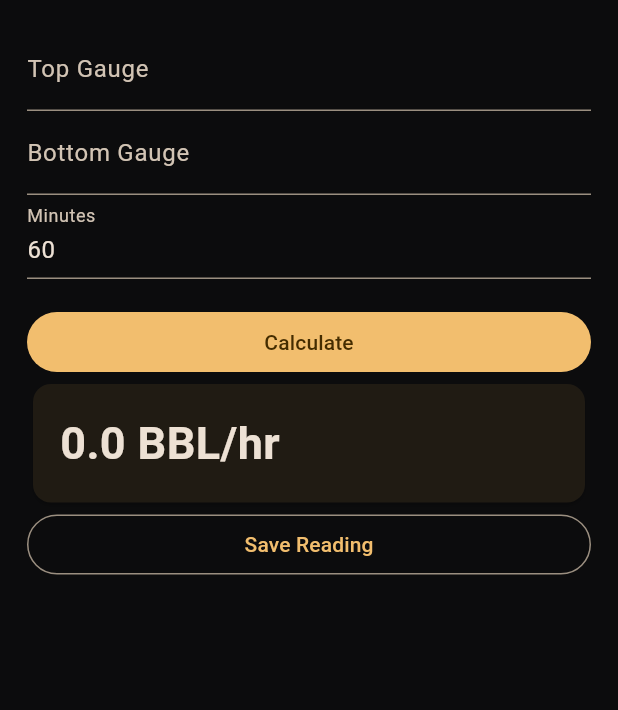
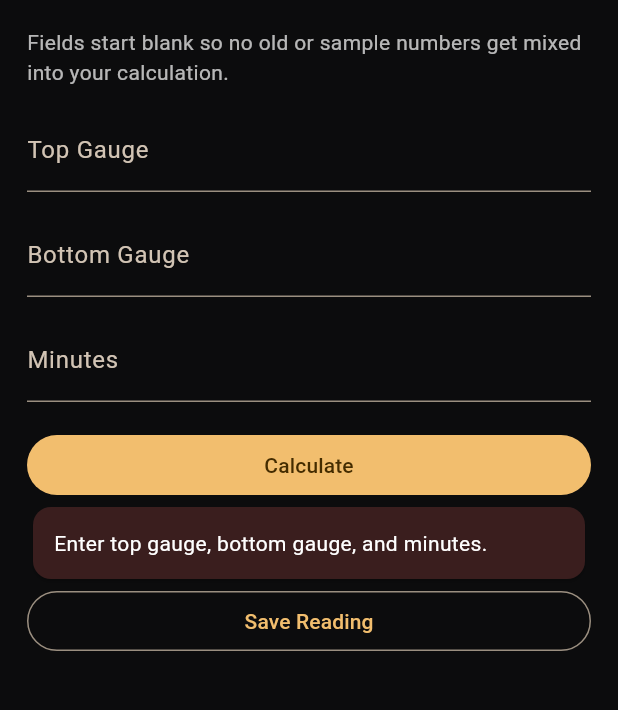
Before and after one commit to bslaverty/WellWerks-App, a Flutter app: the RateCalculatorScreen screen opened directly, after a tap on "Calculate", on a phone screen of 412 x 824 dp, the part 84-794 px from its top. Run offline on Flutter 3.47's test engine with Material 3 defaults, Android fonts, the phone set to English and light mode, and no system bars; our stand-ins replace shared_preferences, signature; accounts and stored records are empty; Roboto replaces fonts that are missing (Arial).

Commit message:
Add files via upload

```diff
--- a/lib/screens/home_screen.dart
+++ b/lib/screens/home_screen.dart
@@ -10,6 +10,7 @@ import 'equipment_screen.dart';
 import 'jsa_screen.dart';
 import 'active_shift_screen.dart';
 import 'pressure_entry_screen.dart';
+import 'shift_report_screen.dart';
 
 class HomeScreen extends StatelessWidget {
   const HomeScreen({super.key});
@@ -51,7 +52,7 @@ class HomeScreen extends StatelessWidget {
           ToolCard(icon: Icons.settings_input_component, title: 'Flange Chart', subtitle: 'Reference chart', onTap: () {}),
           ToolCard(icon: Icons.table_chart, title: 'Tank Charts', subtitle: 'FS3, SandX, Flowback', onTap: () {}),
           const SectionTitle('📋 Reports'),
-          ToolCard(icon: Icons.message, title: 'Shift Report', subtitle: 'Mach, Continental, Custom', onTap: () {}),
+          ToolCard(icon: Icons.message, title: 'Shift Report', subtitle: 'Mach, Continental, Custom', onTap: () => open(context, const ShiftReportScreen())),
           ToolCard(icon: Icons.precision_manufacturing, title: 'Equipment Status', subtitle: 'Bypassed/offline update', onTap: () => open(context, const EquipmentScreen())),
           const SectionTitle('🧰 Tools'),
           ToolCard(icon: Icons.assignment, title: 'JSA', subtitle: 'Dropdowns, employee rows, signatures', onTap: () => open(context, const JsaScreen())),
--- a/lib/screens/rate_calculator_screen.dart
+++ b/lib/screens/rate_calculator_screen.dart
@@ -1,5 +1,6 @@
 import 'package:flutter/material.dart';
 import '../widgets/app_header.dart';
+import '../widgets/ww_number_field.dart';
 
 class RateCalculatorScreen extends StatefulWidget {
   final String tankName;
@@ -12,33 +13,68 @@ class RateCalculatorScreen extends StatefulWidget {
 class _RateCalculatorScreenState extends State<RateCalculatorScreen> {
   final top = TextEditingController();
   final bottom = TextEditingController();
-  final minutes = TextEditingController(text: '60');
+  final minutes = TextEditingController();
   double? result;
+  String? error;
 
   double factorFor(String tank) {
-    // TODO: replace FS3/SandX/Flowback with imported chart interpolation from current app.
+    // Temporary until the real FS3/SandX/Flowback chart data is migrated.
     if (tank == 'SandX') return .50;
     if (tank == 'Flowback') return 1.67;
     return 1.23;
   }
 
   double parseGauge(String value) {
-    final parts = value.trim().split(' ');
+    final clean = value.trim();
+    if (clean.isEmpty) return 0;
+    final parts = clean.split(RegExp(r'\s+'));
     if (parts.length == 2 && parts[1].contains('/')) {
       final whole = double.tryParse(parts[0]) ?? 0;
       final frac = parts[1].split('/');
-      return whole + ((double.tryParse(frac[0]) ?? 0) / (double.tryParse(frac[1]) ?? 1));
+      final numerator = double.tryParse(frac.first) ?? 0;
+      final denominator = frac.length > 1 ? (double.tryParse(frac[1]) ?? 1) : 1;
+      return whole + (numerator / denominator);
     }
-    return double.tryParse(value) ?? 0;
+    if (clean.contains('/')) {
+      final frac = clean.split('/');
+      final numerator = double.tryParse(frac.first) ?? 0;
+      final denominator = frac.length > 1 ? (double.tryParse(frac[1]) ?? 1) : 1;
+      return numerator / denominator;
+    }
+    return double.tryParse(clean) ?? 0;
   }
 
   void calculate() {
+    final m = double.tryParse(minutes.text) ?? 0;
+    if (top.text.trim().isEmpty || bottom.text.trim().isEmpty || minutes.text.trim().isEmpty) {
+      setState(() {
+        result = null;
+        error = 'Enter top gauge, bottom gauge, and minutes.';
+      });
+      return;
+    }
+    if (m <= 0) {
+      setState(() {
+        result = null;
+        error = 'Minutes must be greater than zero.';
+      });
+      return;
+    }
     final t = parseGauge(top.text);
     final b = parseGauge(bottom.text);
-    final m = double.tryParse(minutes.text) ?? 0;
-    if (m <= 0) return;
     final barrels = (t - b).abs() * factorFor(widget.tankName);
-    setState(() => result = (barrels / m) * 60);
+    setState(() {
+      result = (barrels / m) * 60;
+      error = null;
+    });
+  }
+
+  @override
+  void dispose() {
+    top.dispose();
+    bottom.dispose();
+    minutes.dispose();
+    super.dispose();
   }
 
   @override
@@ -46,12 +82,34 @@ class _RateCalculatorScreenState extends State<RateCalculatorScreen> {
     return Scaffold(
       appBar: AppHeader(title: '${widget.tankName} Rate', showBack: true),
       body: ListView(padding: const EdgeInsets.all(18), children: [
-        TextField(controller: top, decoration: const InputDecoration(labelText: 'Top Gauge', hintText: 'Example: 12 3/8')),
-        TextField(controller: bottom, decoration: const InputDecoration(labelText: 'Bottom Gauge', hintText: 'Example: 10 1/2')),
-        TextField(controller: minutes, keyboardType: TextInputType.number, decoration: const InputDecoration(labelText: 'Minutes')),
-        const SizedBox(height: 18),
+        const Text(
+          'Fields start blank so no old or sample numbers get mixed into your calculation.',
+          style: TextStyle(color: Colors.white70),
+        ),
+        const SizedBox(height: 14),
+        WwGaugeField(label: 'Top Gauge', controller: top),
+        WwGaugeField(label: 'Bottom Gauge', controller: bottom),
+        WwNumberField(label: 'Minutes', controller: minutes, allowDecimal: true, textInputAction: TextInputAction.done),
+        const SizedBox(height: 4),
         FilledButton(onPressed: calculate, child: const Text('Calculate')),
-        if (result != null) Card(child: Padding(padding: const EdgeInsets.all(18), child: Text('${result!.toStringAsFixed(1)} BBL/hr', style: const TextStyle(fontSize: 30, fontWeight: FontWeight.bold)))),
+        if (error != null)
+          Card(
+            color: const Color(0xFF3A1E1E),
+            child: Padding(
+              padding: const EdgeInsets.all(14),
+              child: Text(error!, style: const TextStyle(color: Colors.white)),
+            ),
+          ),
+        if (result != null)
+          Card(
+            child: Padding(
+              padding: const EdgeInsets.all(18),
+              child: Text(
+                '${result!.toStringAsFixed(1)} BBL/hr',
+                style: const TextStyle(fontSize: 30, fontWeight: FontWeight.bold),
+              ),
+            ),
+          ),
         OutlinedButton(onPressed: () {}, child: const Text('Save Reading')),
       ]),
     );
--- /dev/null
+++ b/lib/widgets/ww_number_field.dart
@@ -0,0 +1,97 @@
+import 'package:flutter/material.dart';
+import 'package:flutter/services.dart';
+
+class WwNumberField extends StatelessWidget {
+  final String label;
+  final TextEditingController controller;
+  final String? helperText;
+  final String? hintText;
+  final bool allowDecimal;
+  final bool allowNegative;
+  final TextInputAction textInputAction;
+
+  const WwNumberField({
+    super.key,
+    required this.label,
+    required this.controller,
+    this.helperText,
+    this.hintText,
+    this.allowDecimal = true,
+    this.allowNegative = false,
+    this.textInputAction = TextInputAction.next,
+  });
+
+  @override
+  Widget build(BuildContext context) {
+    return Padding(
+      padding: const EdgeInsets.only(bottom: 14),
+      child: TextField(
+        controller: controller,
+        keyboardType: TextInputType.numberWithOptions(
+          decimal: allowDecimal,
+          signed: allowNegative,
+        ),
+        textInputAction: textInputAction,
+        inputFormatters: [
+          FilteringTextInputFormatter.allow(
+            RegExp(allowNegative ? r'[0-9.\-]' : r'[0-9.]'),
+          ),
+        ],
+        decoration: InputDecoration(
+          labelText: label,
+          hintText: hintText,
+          helperText: helperText,
+          suffixIcon: controller.text.isEmpty
+              ? null
+              : IconButton(
+                  tooltip: 'Clear',
+                  icon: const Icon(Icons.clear),
+                  onPressed: () => controller.clear(),
+                ),
+        ),
+      ),
+    );
+  }
+}
+
+class WwGaugeField extends StatelessWidget {
+  final String label;
+  final TextEditingController controller;
+  final String? helperText;
+  final TextInputAction textInputAction;
+
+  const WwGaugeField({
+    super.key,
+    required this.label,
+    required this.controller,
+    this.helperText,
+    this.textInputAction = TextInputAction.next,
+  });
+
+  @override
+  Widget build(BuildContext context) {
+    return Padding(
+      padding: const EdgeInsets.only(bottom: 14),
+      child: TextField(
+        controller: controller,
+        keyboardType: const TextInputType.numberWithOptions(decimal: true),
+        textInputAction: textInputAction,
+        inputFormatters: [
+          FilteringTextInputFormatter.allow(RegExp(r'[0-9./\s]')),
+        ],
+        decoration: InputDecoration(
+          labelText: label,
+          hintText: 'Example: 12 3/8',
+          helperText: helperText,
+          suffixIcon: controller.text.isEmpty
+              ? null
+              : IconButton(
+                  tooltip: 'Clear',
+                  icon: const Icon(Icons.clear),
+                  onPressed: () => controller.clear(),
+                ),
+        ),
+      ),
+    );
+  }
+}
```
Also changed, not shown: lib/screens/gas_accum_screen.dart (+47 -13 lines), lib/screens/pressure_entry_screen.dart (+6 -11 lines), lib/screens/production_inventory_screen.dart (+92 -20 lines), lib/screens/production_tank_screen.dart (+62 -14 lines), lib/screens/shift_report_screen.dart (added, +165 -0 lines), 1 other file.
